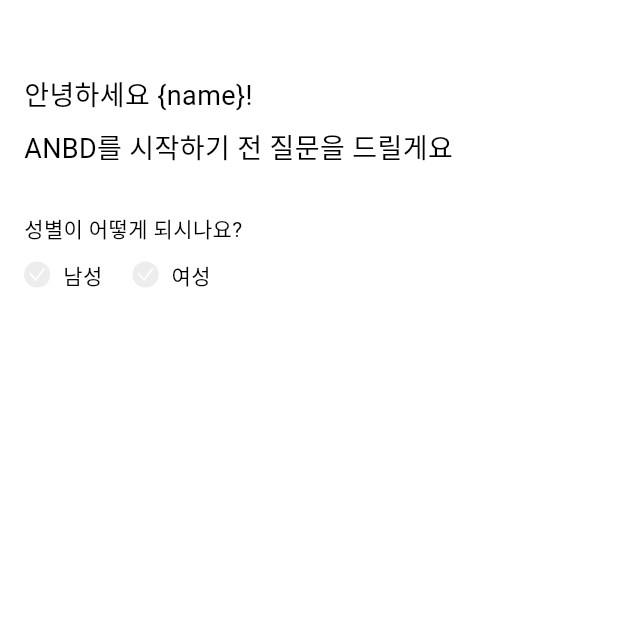
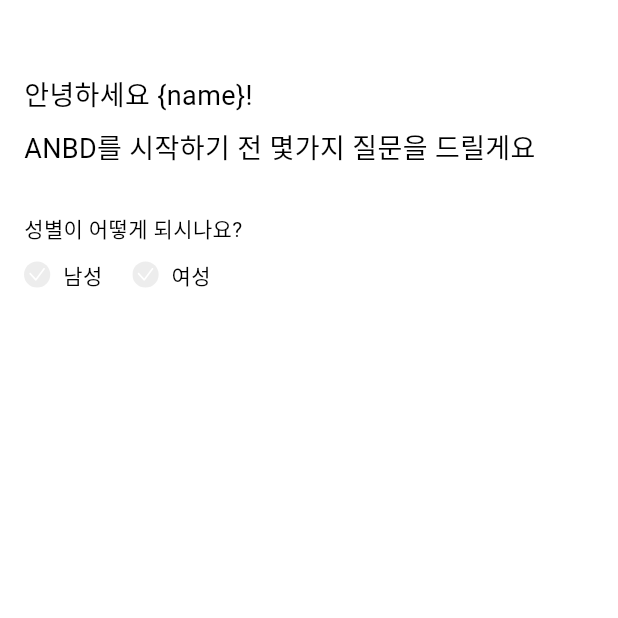
Before and after one commit to gdsc-ssu/anbd-app, a Flutter app: the QuestionScreen screen opened by its route, on a phone screen of 412 x 824 dp, the top half of it. Run offline on Flutter 3.47's test engine with Material 3 defaults, Android fonts, the phone set to English and light mode, and no system bars; our stand-ins replace flutter_svg, go_router, shared_preferences, smooth_page_indicator; accounts and stored records are empty; Roboto replaces fonts that are missing (PretendardRegular, PretendardSemiBold).

Commit message:
style: header 내용 변경

```diff
--- a/lib/screens/auth/signup/question/question_screen.dart
+++ b/lib/screens/auth/signup/question/question_screen.dart
@@ -35,7 +35,7 @@ class QuestionScreen extends StatelessWidget {
                             ),
                             const SizedBox(height: 8),
                             const Text(
-                              "ANBD를 시작하기 전 질문을 드릴게요",
+                              "ANBD를 시작하기 전 몇가지 질문을 드릴게요",
                               style: AnbdTextStyle.TitleSB18,
                             ),
                             const SizedBox(height: 30),
```
